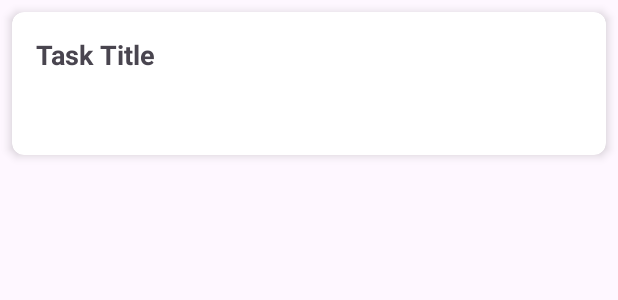
After one commit to bellakhalrania/MindBalenceApp, an Android app: the layout task_item.xml on its own in the app's theme, with its tools: preview values and no code run, on a phone screen of 412 x 824 dp. The commit adds this screen. Shown: the top 300 px of the screen. Run offline under Robolectric (Android 15) with nearby library versions, the phone set to English and light mode, and no system bars.

Commit message:
developpement de l'interface todo_list

```diff
--- /dev/null
+++ b/app/src/main/java/iset/example/mindbalenceapp/Task.kt
@@ -0,0 +1,3 @@
+package iset.example.mindbalenceapp.models
+
+data class Task(val name: String, val date: String, val time: String)
--- /dev/null
+++ b/app/src/main/res/color/text_primary.xml
@@ -0,0 +1,4 @@
+<?xml version="1.0" encoding="utf-8"?>
+<selector xmlns:android="http://schemas.android.com/apk/res/android">
+
+</selector>
--- /dev/null
+++ b/app/src/main/res/color/text_secondary.xml
@@ -0,0 +1,6 @@
+<?xml version="1.0" encoding="utf-8"?>
+<selector xmlns:android="http://schemas.android.com/apk/res/android">
+
+
+
+</selector>
--- a/app/src/main/res/drawable/bottom_navigation_selector.xml
+++ b/app/src/main/res/drawable/bottom_navigation_selector.xml
@@ -2,4 +2,6 @@
 <selector xmlns:android="http://schemas.android.com/apk/res/android">
     <item android:state_checked="true" android:color="@color/black" />
     <item android:color="@color/black"  />
+    <item android:state_checked="true" android:drawable="@drawable/ic_todo_active" />
+    <item android:drawable="@drawable/ic_todo_inactive" />
 </selector>
--- /dev/null
+++ b/app/src/main/res/drawable/edittext_background.xml
@@ -0,0 +1,5 @@
+<vector xmlns:android="http://schemas.android.com/apk/res/android" android:height="24dp" android:tint="#000000" android:viewportHeight="24" android:viewportWidth="24" android:width="24dp">
+
+    <path android:fillColor="@android:color/white" android:pathData="M3,17.25V21h3.75L17.81,9.94l-3.75,-3.75L3,17.25zM20.71,7.04c0.39,-0.39 0.39,-1.02 0,-1.41l-2.34,-2.34c-0.39,-0.39 -1.02,-0.39 -1.41,0l-1.83,1.83 3.75,3.75 1.83,-1.83z"/>
+
+</vector>
--- /dev/null
+++ b/app/src/main/res/drawable/ic_delete.xml
@@ -0,0 +1,5 @@
+<vector xmlns:android="http://schemas.android.com/apk/res/android" android:height="24dp" android:tint="#000000" android:viewportHeight="24" android:viewportWidth="24" android:width="24dp">
+
+    <path android:fillColor="@android:color/white" android:pathData="M6,19c0,1.1 0.9,2 2,2h8c1.1,0 2,-0.9 2,-2V7H6v12zM19,4h-3.5l-1,-1h-5l-1,1H5v2h14V4z"/>
+
+</vector>
--- a/app/src/main/res/layout/fragment_my_profile.xml
+++ b/app/src/main/res/layout/fragment_my_profile.xml
@@ -128,9 +128,6 @@
         app:layout_constraintTop_toBottomOf="@+id/linearLayout5">
 
 
-
-
-
     </LinearLayout>
 
 
@@ -139,4 +136,6 @@
 
 
 
+
+
 </androidx.constraintlayout.widget.ConstraintLayout>
--- /dev/null
+++ b/app/src/main/res/layout/task_item.xml
@@ -0,0 +1,43 @@
+<?xml version="1.0" encoding="utf-8"?>
+<layout xmlns:android="http://schemas.android.com/apk/res/android"
+    xmlns:app="http://schemas.android.com/apk/res-auto">
+
+    <androidx.cardview.widget.CardView
+        android:layout_width="match_parent"
+        android:layout_height="wrap_content"
+        android:layout_margin="8dp"
+        app:cardCornerRadius="8dp"
+        app:cardElevation="4dp">
+
+        <LinearLayout
+            android:layout_width="match_parent"
+            android:layout_height="wrap_content"
+            android:orientation="vertical"
+            android:padding="16dp">
+
+            <TextView
+                android:id="@+id/taskTitleTextView"
+                android:layout_width="wrap_content"
+                android:layout_height="wrap_content"
+                android:text="Task Title"
+                android:textSize="18sp"
+                android:textStyle="bold" />
+
+            <TextView
+                android:id="@+id/taskDateTextView"
+                android:layout_width="wrap_content"
+                android:layout_height="wrap_content"
+
+                android:textSize="14sp" />
+            <TextView
+                android:id="@+id/taskTimeTextView"
+                android:layout_width="wrap_content"
+                android:layout_height="wrap_content"
+
+                android:textSize="14sp" />
+
+        </LinearLayout>
+
+    </androidx.cardview.widget.CardView>
+
+</layout>
--- a/app/src/main/res/menu/bottom_nav_menu.xml
+++ b/app/src/main/res/menu/bottom_nav_menu.xml
@@ -18,6 +18,10 @@
         android:title="Account"
         android:icon="@drawable/profile_icon"
         />
+    <item
+        android:id="@+id/navigation_todo"
+        android:icon="@drawable/ic_todo_active"
+        android:title="To-Do List" />
 
 
 </menu>
--- /dev/null
+++ b/app/src/main/res/values/arrays.xml
@@ -0,0 +1,4 @@
+<?xml version="1.0" encoding="utf-8"?>
+<resources>
+    <string-array name="sorting_options">sorting_options</string-array>
+</resources>
--- a/app/src/main/res/values/colors.xml
+++ b/app/src/main/res/values/colors.xml
@@ -3,4 +3,6 @@
     <color name="black">#FF000000</color>
     <color name="white">#FFFFFFFF</color>
     <color name="background_color">#E9F2F2</color>
+    <color name="primary_color">#090909</color>
+    <color name="gray">#EAF4F4</color>
 </resources>
--- a/app/src/main/res/values/strings.xml
+++ b/app/src/main/res/values/strings.xml
@@ -3,4 +3,5 @@
     <string name="app_intro_paragarph">Transform your body and mind with our comprehensive meditation and yoga app. Discover expert-led classes, personalized routines.</string>
     <!-- TODO: Remove or change this placeholder text -->
     <string name="hello_blank_fragment">Hello blank fragment</string>
+    <string name="delete_task">delete_task</string>
 </resources>
```
Also changed, not shown: app/build.gradle.kts (+19 -2 lines), app/src/main/java/iset/example/mindbalenceapp/MainActivity.kt (+16 -0 lines), app/src/main/java/iset/example/mindbalenceapp/TaskAdapter.kt (added, +37 -0 lines), app/src/main/java/iset/example/mindbalenceapp/fragments/TodoListFragment.kt (added, +94 -0 lines), app/src/main/res/drawable/item_background.xml (added, +9 -0 lines).
